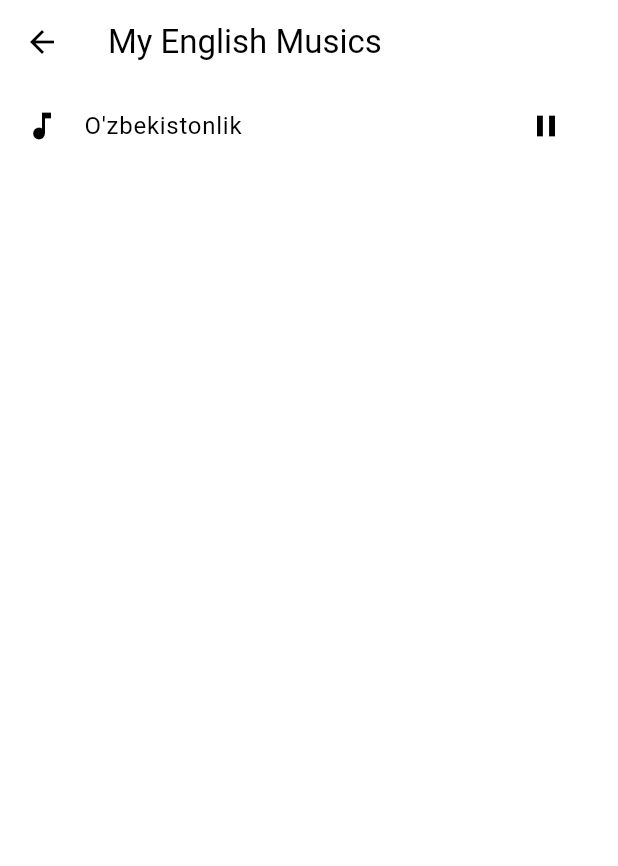
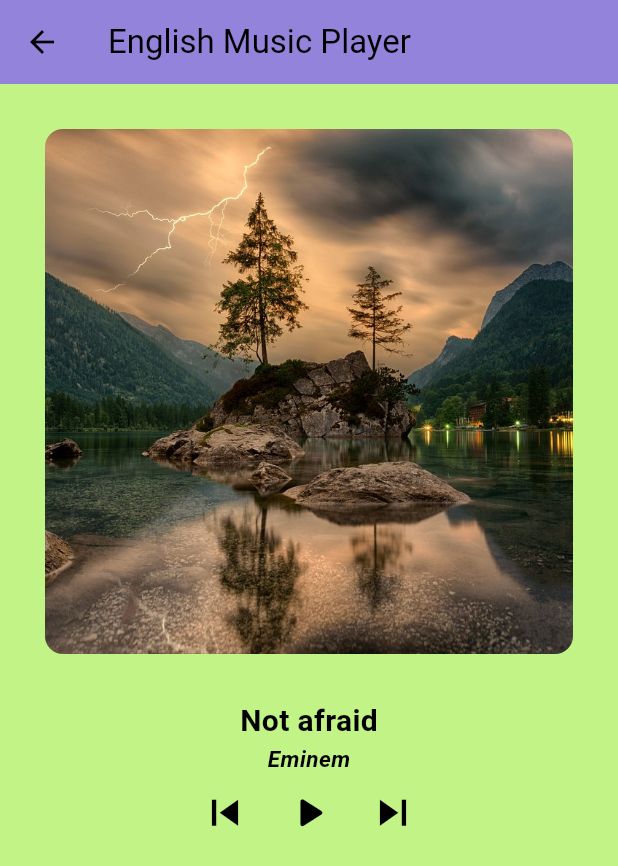
Before and after one commit to ogabek0909/flutter_english, a Flutter app: the MusicListScreen screen opened by its route, after a tap on the "play arrow" icon, on a phone screen of 412 x 824 dp. Shown: the top 866 px of the screen. Run offline on Flutter 3.47's test engine with Material 3 defaults, Android fonts, the phone set to English and light mode, and no system bars; our stand-ins replace audioplayers, bloc, cloud_firestore, email_validator, equatable, firebase_auth and 7 more; accounts and stored records are empty; Roboto replaces fonts that are missing (IBM).

Commit message:
music category is ready

```diff
--- a/lib/app.dart
+++ b/lib/app.dart
@@ -2,6 +2,7 @@ import 'package:flutter/material.dart';
 import 'package:flutter_bloc/flutter_bloc.dart';
 import 'package:flutter_english/src/config/routes.dart';
 import 'package:flutter_english/src/config/themes.dart';
+import 'package:flutter_english/src/presentation/providers/bloc/music_bloc.dart';
 import 'package:flutter_english/src/presentation/providers/bloc/vocabularies_bloc.dart';
 import 'package:flutter_english/src/presentation/providers/cubit/index_cubit.dart';
 
@@ -14,6 +15,7 @@ class App extends StatelessWidget {
       providers: [
         BlocProvider(create: (context) => VocabulariesBloc()),
         BlocProvider(create: (context) => IndexCubit(),),
+        BlocProvider(create: (context) => MusicBloc(),)
       ],
       child: MaterialApp.router(
         theme: AppTheme.light,
--- a/lib/src/config/routes.dart
+++ b/lib/src/config/routes.dart
@@ -1,6 +1,8 @@
 import 'package:firebase_auth/firebase_auth.dart';
+import 'package:flutter_english/src/domain/models/music.dart';
 import 'package:flutter_english/src/presentation/views/auth_screen.dart';
 import 'package:flutter_english/src/presentation/views/categories_screen.dart';
+import 'package:flutter_english/src/presentation/views/music/music_detail_screen.dart';
 import 'package:flutter_english/src/presentation/views/music/musics_list_screen.dart';
 import 'package:flutter_english/src/presentation/views/vocabulary/new_vocabulary_screen.dart';
 import 'package:flutter_english/src/presentation/views/vocabulary/repeating_vocabularies_screen.dart';
@@ -44,6 +46,12 @@ GoRouter router = GoRouter(
           path: 'musicsList',
           name: MusicListScreen.routeName,
           builder: (context, state) => const MusicListScreen(),
+          routes: [
+            GoRoute(path: 'musicDetail',
+            name: MusicDetailScreen.routeName,
+            builder: (context, state) =>  MusicDetailScreen(music: state.extra as Music,),
+            ),
+          ]
         )
       ],
     ),
--- /dev/null
+++ b/lib/src/data/local/musics.dart
@@ -0,0 +1,10 @@
+import 'package:flutter_english/src/domain/models/music.dart';
+
+List<Music> musicsList = const[
+  Music(path: 'not_afraid.mp3', title: 'Not afraid', artist: 'Eminem'),
+  Music(path: 'panda.mp3', title: 'Panda', artist: 'Eminem'),
+  Music(path: 'passenger.mp3', title: 'Passenger', artist: 'Eminem'),
+  Music(path: 'rockabye.mp3', title: 'Rockabye', artist: 'Eminem'),
+  Music(path: 'shape_of_you.mp3', title: 'Shape of you', artist: 'Eminem'),
+  Music(path: 'without_me.mp3', title: 'Without me', artist: 'Eminem'),
+];
--- /dev/null
+++ b/lib/src/domain/models/music.dart
@@ -0,0 +1,13 @@
+import 'package:equatable/equatable.dart';
+
+class Music extends Equatable{
+  final String path;
+  final String? title;
+  final String? artist;
+
+  const Music({required this.path,  this.title,  this.artist});
+
+  @override
+  // TODO: implement props
+  List<Object?> get props => [path, artist,title];
+}
--- /dev/null
+++ b/lib/src/presentation/providers/bloc/music_bloc.dart
@@ -0,0 +1,74 @@
+
+
+import 'package:audioplayers/audioplayers.dart';
+import 'package:bloc/bloc.dart';
+import 'package:equatable/equatable.dart';
+
+part 'music_event.dart';
+part 'music_state.dart';
+
+class MusicBloc extends Bloc<MusicEvent, MusicState> {
+  final AudioPlayer _audioPlayer = AudioPlayer();
+  PlayerState _playerState = PlayerState.stopped;
+
+  MusicBloc() : super(MusicInitial()) {
+    on<StartMusic>(_onStart);
+    on<PauseMusic>(_onPause);
+    on<PlayMusic>(_onPlay);
+    on<StopMusic>(_onStop);
+    on<CompleteMusic>(_onComplete);
+    on<MusicPlayingSlider>(_onSlide);
+  }
+
+
+  void _onStart(StartMusic event, Emitter emit) async{
+    await _audioPlayer.stop();
+    await _audioPlayer.play(AssetSource('music/' + event.musicPath));
+    _playerState = PlayerState.playing;
+    int currentPosition = (await _audioPlayer.getCurrentPosition())!.inSeconds;
+
+
+    emit(MusicPlaying(currentPosition: currentPosition,maxDuration: (await _audioPlayer.getDuration())!.inSeconds,),);
+    print('started');
+  }
+
+  void _onPause(PauseMusic event, Emitter emit) async{
+    if(_playerState == PlayerState.playing){
+      await _audioPlayer.pause();
+      _playerState = PlayerState.paused;
+      int currentPosition = (await _audioPlayer.getCurrentPosition())!.inSeconds;
+      emit(MusicPaused(currentPosition: currentPosition,maxDuration: (await _audioPlayer.getDuration())!.inSeconds,),);
+      print('paused');
+    }
+  }
+
+  void _onPlay(PlayMusic event, Emitter emit) async{
+    if(_playerState == PlayerState.paused){
+      await _audioPlayer.resume();
+      _playerState = PlayerState.playing;
+      int currentPosition = (await _audioPlayer.getCurrentPosition())!.inSeconds;
+      emit(MusicPlaying(currentPosition: currentPosition, maxDuration: (await _audioPlayer.getDuration())!.inSeconds,),);
+      print('played');
+    }
+  }
+
+  void _onStop(StopMusic event, Emitter emit)async{
+    if(_playerState == PlayerState.playing || _playerState == PlayerState.paused){
+     await  _audioPlayer.stop();
+     _playerState = PlayerState.stopped;
+     emit(MusicStopped());
+     print('stopped');
+    }
+  }
+
+  void _onComplete(CompleteMusic event, Emitter emit)async{
+    _playerState = PlayerState.completed;
+    await _audioPlayer.stop();
+    emit(MusicCompleted());
+  }
+
+  void _onSlide(MusicPlayingSlider event, Emitter emit)async{
+    await _audioPlayer.seek(Duration(seconds:event.sliderPosition));
+    emit(MusicPlaying(currentPosition: event.sliderPosition, maxDuration: (await _audioPlayer.getDuration())!.inSeconds));
+  }
+}
--- /dev/null
+++ b/lib/src/presentation/providers/bloc/music_event.dart
@@ -0,0 +1,21 @@
+part of 'music_bloc.dart';
+
+sealed class MusicEvent extends Equatable {
+  const MusicEvent();
+
+  @override
+  List<Object> get props => [];
+}
+
+class StartMusic extends MusicEvent{
+  final String musicPath;
+  const StartMusic({required this.musicPath});
+}
+class PauseMusic extends MusicEvent{}
+class PlayMusic extends MusicEvent{}
+class StopMusic extends MusicEvent{}
+class CompleteMusic extends MusicEvent{}
+class MusicPlayingSlider extends MusicEvent{
+  final int sliderPosition;
+  const MusicPlayingSlider({required this.sliderPosition});
+}
--- /dev/null
+++ b/lib/src/presentation/providers/bloc/music_state.dart
@@ -0,0 +1,36 @@
+part of 'music_bloc.dart';
+
+abstract class MusicState extends Equatable {
+  const MusicState();
+
+  @override
+  List<Object> get props => [];
+}
+
+final class MusicInitial extends MusicState {}
+
+ class MusicPlaying extends MusicState {
+  final int currentPosition;
+  final int maxDuration;
+
+  const MusicPlaying({required this.currentPosition, required this.maxDuration});
+
+  @override
+  // TODO: implement props
+  List<Object> get props => [currentPosition, maxDuration];
+}
+
+final class MusicStopped extends MusicState {}
+
+ class MusicPaused extends MusicState {
+  final int currentPosition;
+  final int maxDuration;
+
+  const MusicPaused({required this.currentPosition, required this.maxDuration});
+
+  @override
+  // TODO: implement props
+  List<Object> get props => [currentPosition, maxDuration];
+}
+
+final class MusicCompleted extends MusicState {}
--- /dev/null
+++ b/lib/src/presentation/views/music/music_detail_screen.dart
@@ -0,0 +1,114 @@
+import 'package:flutter/material.dart';
+import 'package:flutter_bloc/flutter_bloc.dart';
+import 'package:flutter_english/src/presentation/providers/bloc/music_bloc.dart';
+
+import '../../../domain/models/music.dart';
+
+class MusicDetailScreen extends StatelessWidget {
+  final Music music;
+  const MusicDetailScreen({super.key, required this.music});
+  static const routeName = 'music-detail-screen';
+
+  @override
+  Widget build(BuildContext context) {
+    return Scaffold(
+      backgroundColor: Color.fromARGB(255, 193, 243, 135),
+      appBar: AppBar(
+        backgroundColor: Color.fromARGB(255, 147, 131, 219),
+        title: const Text('English Music Player'),
+      ),
+      body: BlocBuilder<MusicBloc, MusicState>(
+        builder: (context, state) {
+          return Column(
+            children: [
+              Center(
+                child: Container(
+                  margin: const EdgeInsets.all(30),
+                  height: 350,
+                  // width: 300,
+                  decoration: BoxDecoration(
+                    image: const DecorationImage(
+                      image: AssetImage('assets/images/nature.jpg'),
+                      fit: BoxFit.cover,
+                    ),
+                    borderRadius: BorderRadius.circular(12),
+                  ),
+                ),
+              ),
+              Text(
+                music.title ?? "Unknown Title",
+                style:
+                    const TextStyle(fontSize: 20, fontWeight: FontWeight.bold),
+              ),
+              Text(
+                music.artist ?? "Unknown Artist",
+                style: const TextStyle(
+                  fontSize: 15,
+                  fontWeight: FontWeight.bold,
+                  fontStyle: FontStyle.italic,
+                ),
+              ),
+              if (state is MusicPlaying)
+                Padding(
+                  padding: const EdgeInsets.symmetric(horizontal: 20),
+                  child: Slider(
+                    value: state.currentPosition.toDouble(),
+                    max: state.maxDuration.toDouble(),
+                    onChanged: (value) {
+                      BlocProvider.of<MusicBloc>(context).add(
+                          MusicPlayingSlider(sliderPosition: value.toInt()));
+                    },
+                  ),
+                ),
+              if (state is MusicPaused)
+                Padding(
+                  padding: const EdgeInsets.symmetric(horizontal: 20),
+                  child: Slider(
+                    value: state.currentPosition.toDouble(),
+                    max: state.maxDuration.toDouble(),
+                    onChanged: (value) {
+                      BlocProvider.of<MusicBloc>(context).add(
+                          MusicPlayingSlider(sliderPosition: value.toInt()));
+                    },
+                  ),
+                ),
+              Row(
+                mainAxisAlignment: MainAxisAlignment.center,
+                children: [
+                  IconButton(
+                    onPressed: () {},
+                    icon: const Icon(Icons.skip_previous),
+                    iconSize: 35,
+                  ),
+                  const SizedBox(width: 5),
+                  IconButton(
+                    onPressed: () {
+                      if (state == MusicStopped()) {
+                        BlocProvider.of<MusicBloc>(context)
+                            .add(StartMusic(musicPath: music.path));
+                      } else if (state is MusicPaused) {
+                        BlocProvider.of<MusicBloc>(context).add(PlayMusic());
+                      } else if (state is MusicPlaying) {
+                        BlocProvider.of<MusicBloc>(context).add(PauseMusic());
+                      }
+                    },
+                    icon: state is MusicPlaying
+                        ? const Icon(Icons.pause_rounded)
+                        : const Icon(Icons.play_arrow_rounded),
+                    iconSize: 35,
+                  ),
+                  const SizedBox(width: 5),
+                  IconButton(
+                    onPressed: () {},
+                    icon: const Icon(Icons.skip_next),
+                    iconSize: 35,
+                  ),
+                ],
+              )
+            ],
+          );
+        },
+      ),
+    );
+  }
+}
--- a/lib/src/presentation/views/music/musics_list_screen.dart
+++ b/lib/src/presentation/views/music/musics_list_screen.dart
@@ -1,5 +1,12 @@
 import 'package:audioplayers/audioplayers.dart';
 import 'package:flutter/material.dart';
+import 'package:flutter_bloc/flutter_bloc.dart';
+import 'package:flutter_english/src/data/local/musics.dart';
+import 'package:flutter_english/src/domain/models/music.dart';
+import 'package:flutter_english/src/presentation/providers/bloc/music_bloc.dart';
+import 'package:flutter_english/src/presentation/views/music/music_detail_screen.dart';
+import 'package:go_router/go_router.dart';
+
 
 class MusicListScreen extends StatefulWidget {
   const MusicListScreen({super.key});
@@ -12,26 +19,28 @@ class MusicListScreen extends StatefulWidget {
 class _MusicListScreenState extends State<MusicListScreen> {
   final player = AudioPlayer();
   bool isPlaying = false;
+
   @override
   void initState() {
-    // TODO: implement initState
     super.initState();
   }
 
-  void play () async {
-                if (!isPlaying) {
-                  await player.play(
-                    AssetSource(
-                        'music/KONSTA-O-zbekistonlik-Official-Soundtrack-4K.m4a'),
-                  );
-                } else {
-                  await player.pause();
-                }
-                setState(() {
-                  isPlaying = !isPlaying;
-                });
+  void play(Music music, MusicState state) async {
+    if(state is MusicInitial || state is MusicPaused || state is MusicPlaying){
 
-              }
+      BlocProvider.of<MusicBloc>(context).add(StartMusic(musicPath: music.path));
+
+    }
+    context.goNamed(MusicDetailScreen.routeName, extra: music);
+
+  }
+
+  @override
+  void dispose() {
+    // TODO: implement dispose
+    BlocProvider.of<MusicBloc>(context).add(StopMusic());
+    super.dispose();
+  }
 
   @override
   Widget build(BuildContext context) {
@@ -39,18 +48,22 @@ class _MusicListScreenState extends State<MusicListScreen> {
       appBar: AppBar(
         title: const Text("My English Musics"),
       ),
-      body: Column(
-        children: [
-          ListTile(
-            onTap: play,
-            leading: const Icon(Icons.music_note),
-            title: const Text('O\'zbekistonlik'),
-            trailing: IconButton(
-              onPressed: play,
-              icon: Icon(isPlaying ? Icons.pause : Icons.play_arrow),
+      body: BlocBuilder<MusicBloc, MusicState>(
+        builder: (context, state) {
+          return ListView.builder(
+            itemCount: musicsList.length,
+            itemBuilder: (context, index) => ListTile(
+              onTap: () => play(musicsList[index], state),
+              leading: const Icon(Icons.music_note),
+              title: Text(musicsList[index].title ?? "Unknown"),
+              subtitle: Text(musicsList[index].artist ?? "Unknown"),
+              trailing: IconButton(
+                onPressed: () => play(musicsList[index], state),
+                icon: Icon(state is MusicPlaying ? Icons.pause : Icons.play_arrow),
+              ),
             ),
-          ),
-        ],
+          );
+        },
       ),
     );
   }
```
Also changed, not shown: assets/images/books.jpeg (added), assets/images/nature.jpg (added), pubspec.lock, 17 other files.
